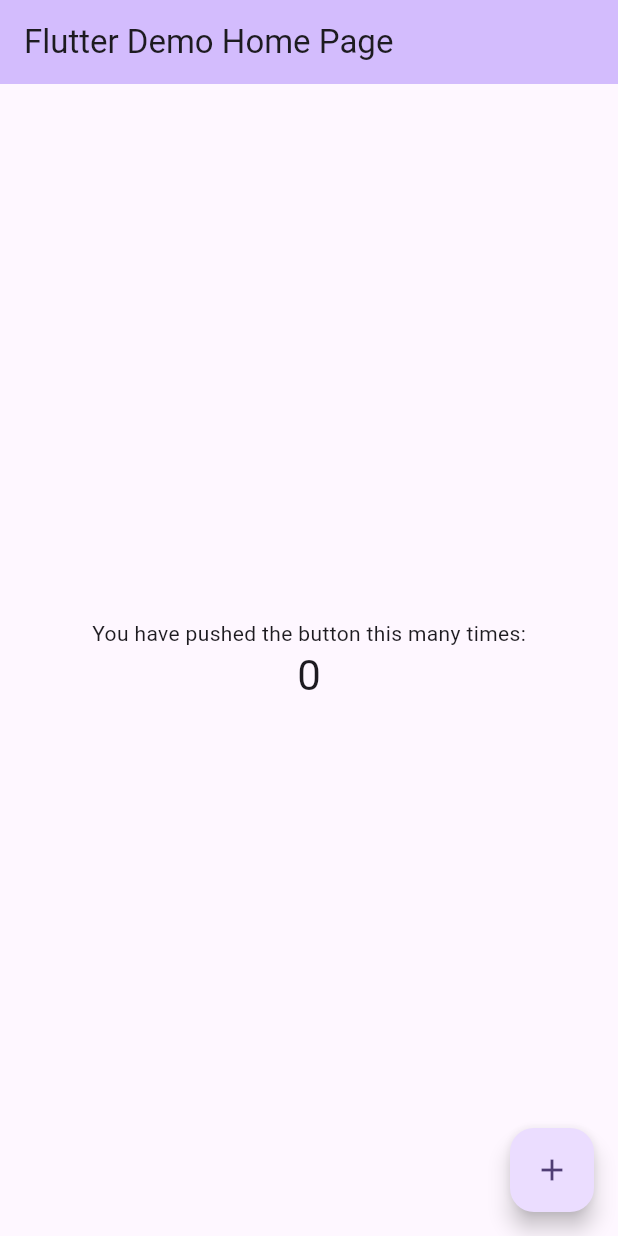
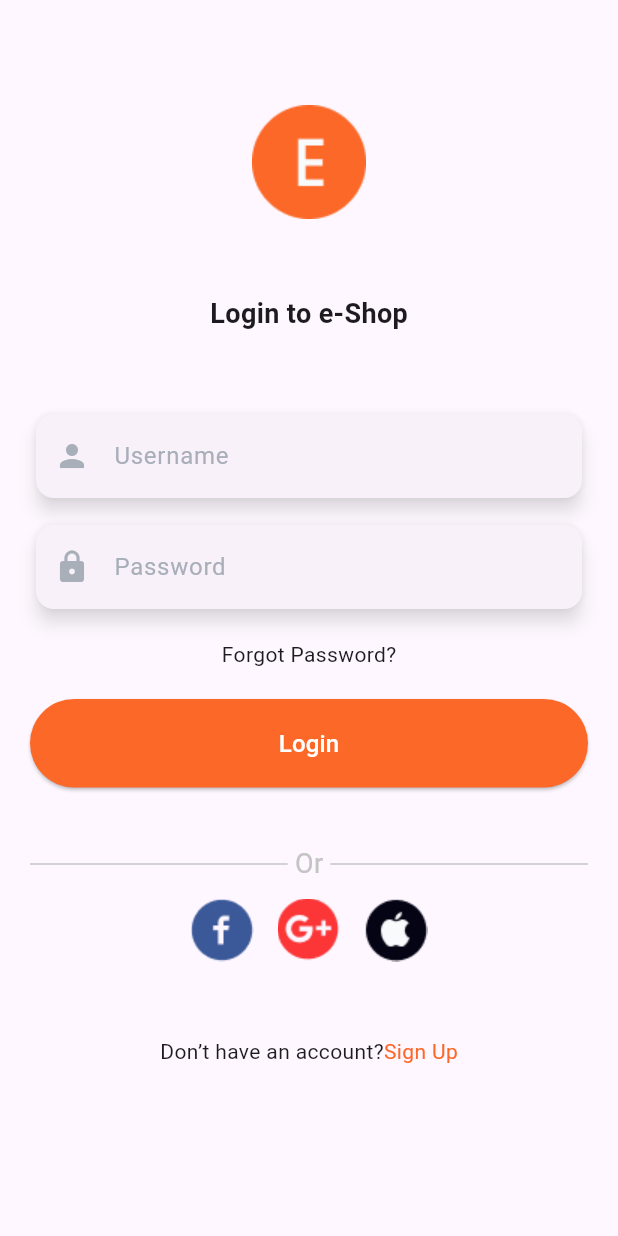
Before and after one commit to SaparbayevSarvarbek/Online-shop, a Flutter app: the screen it shows after launch, on a phone screen of 412 x 824 dp. Run offline on Flutter 3.47's test engine with Material 3 defaults, Android fonts, the phone set to English and light mode, and no system bars.

Commit message:
upload login_page

```diff
--- a/lib/main.dart
+++ b/lib/main.dart
@@ -1,4 +1,6 @@
 import 'package:flutter/material.dart';
+import 'package:onlineshop/view/home_page.dart';
+import 'package:onlineshop/view/login_page.dart';
 
 void main() {
   runApp(const MyApp());
@@ -7,119 +9,16 @@ void main() {
 class MyApp extends StatelessWidget {
   const MyApp({super.key});
 
-  // This widget is the root of your application.
   @override
   Widget build(BuildContext context) {
     return MaterialApp(
-      title: 'Flutter Demo',
+      title: 'Online shop',
+      debugShowCheckedModeBanner: false,
       theme: ThemeData(
-        // This is the theme of your application.
-        //
-        // TRY THIS: Try running your application with "flutter run". You'll see
-        // the application has a purple toolbar. Then, without quitting the app,
-        // try changing the seedColor in the colorScheme below to Colors.green
-        // and then invoke "hot reload" (save your changes or press the "hot
-        // reload" button in a Flutter-supported IDE, or press "r" if you used
-        // the command line to start the app).
-        //
-        // Notice that the counter didn't reset back to zero; the application
-        // state is not lost during the reload. To reset the state, use hot
-        // restart instead.
-        //
-        // This works for code too, not just values: Most code changes can be
-        // tested with just a hot reload.
         colorScheme: ColorScheme.fromSeed(seedColor: Colors.deepPurple),
         useMaterial3: true,
       ),
-      home: const MyHomePage(title: 'Flutter Demo Home Page'),
+      home: LoginPage(),
     );
   }
 }
-
-class MyHomePage extends StatefulWidget {
-  const MyHomePage({super.key, required this.title});
-
-  // This widget is the home page of your application. It is stateful, meaning
-  // that it has a State object (defined below) that contains fields that affect
-  // how it looks.
-
-  // This class is the configuration for the state. It holds the values (in this
-  // case the title) provided by the parent (in this case the App widget) and
-  // used by the build method of the State. Fields in a Widget subclass are
-  // always marked "final".
-
-  final String title;
-
-  @override
-  State<MyHomePage> createState() => _MyHomePageState();
-}
-
-class _MyHomePageState extends State<MyHomePage> {
-  int _counter = 0;
-
-  void _incrementCounter() {
-    setState(() {
-      // This call to setState tells the Flutter framework that something has
-      // changed in this State, which causes it to rerun the build method below
-      // so that the display can reflect the updated values. If we changed
-      // _counter without calling setState(), then the build method would not be
-      // called again, and so nothing would appear to happen.
-      _counter++;
-    });
-  }
-
-  @override
-  Widget build(BuildContext context) {
-    // This method is rerun every time setState is called, for instance as done
-    // by the _incrementCounter method above.
-    //
-    // The Flutter framework has been optimized to make rerunning build methods
-    // fast, so that you can just rebuild anything that needs updating rather
-    // than having to individually change instances of widgets.
-    return Scaffold(
-      appBar: AppBar(
-        // TRY THIS: Try changing the color here to a specific color (to
-        // Colors.amber, perhaps?) and trigger a hot reload to see the AppBar
-        // change color while the other colors stay the same.
-        backgroundColor: Theme.of(context).colorScheme.inversePrimary,
-        // Here we take the value from the MyHomePage object that was created by
-        // the App.build method, and use it to set our appbar title.
-        title: Text(widget.title),
-      ),
-      body: Center(
-        // Center is a layout widget. It takes a single child and positions it
-        // in the middle of the parent.
-        child: Column(
-          // Column is also a layout widget. It takes a list of children and
-          // arranges them vertically. By default, it sizes itself to fit its
-          // children horizontally, and tries to be as tall as its parent.
-          //
-          // Column has various properties to control how it sizes itself and
-          // how it positions its children. Here we use mainAxisAlignment to
-          // center the children vertically; the main axis here is the vertical
-          // axis because Columns are vertical (the cross axis would be
-          // horizontal).
-          //
-          // TRY THIS: Invoke "debug painting" (choose the "Toggle Debug Paint"
-          // action in the IDE, or press "p" in the console), to see the
-          // wireframe for each widget.
-          mainAxisAlignment: MainAxisAlignment.center,
-          children: <Widget>[
-            const Text(
-              'You have pushed the button this many times:',
-            ),
-            Text(
-              '$_counter',
-              style: Theme.of(context).textTheme.headlineMedium,
-            ),
-          ],
-        ),
-      ),
-      floatingActionButton: FloatingActionButton(
-        onPressed: _incrementCounter,
-        tooltip: 'Increment',
-        child: const Icon(Icons.add),
-      ), // This trailing comma makes auto-formatting nicer for build methods.
-    );
-  }
-}
--- /dev/null
+++ b/lib/view/home_page.dart
@@ -0,0 +1,17 @@
+import 'package:flutter/material.dart';
+
+class HomePage extends StatefulWidget {
+  const HomePage({super.key});
+
+  @override
+  State<HomePage> createState() => _HomePageState();
+}
+
+class _HomePageState extends State<HomePage> {
+  @override
+  Widget build(BuildContext context) {
+    return Scaffold(
+      body: Scaffold(),
+    );
+  }
+}
--- /dev/null
+++ b/lib/view/login_page.dart
@@ -0,0 +1,171 @@
+import 'package:flutter/material.dart';
+import 'package:onlineshop/view/Sign_Up_page.dart';
+import 'package:onlineshop/view/home_page.dart';
+
+class LoginPage extends StatelessWidget {
+  const LoginPage({super.key});
+
+  @override
+  Widget build(BuildContext context) {
+    final _formKey = GlobalKey<FormState>();
+    final TextEditingController _usernameController = TextEditingController();
+    final TextEditingController _parolController = TextEditingController();
+
+    return Scaffold(
+      body: SafeArea(
+        child: Container(
+          padding: EdgeInsets.all(20.0),
+          child: Column(
+            mainAxisAlignment: MainAxisAlignment.start,
+            children: [
+              SizedBox(
+                height: 50.0,
+              ),
+              Center(child: Image.asset("assets/images/login_img.png")),
+              SizedBox(
+                height: 50.0,
+              ),
+              Text(
+                'Login to e-Shop',
+                style: TextStyle(fontSize: 18.0, fontWeight: FontWeight.bold),
+              ),
+              SizedBox(
+                height: 50.0,
+              ),
+              Form(
+                  key: _formKey,
+                  child: Column(
+                    children: [
+                      Card(
+                        elevation: 5,
+                        shadowColor: Colors.white,
+                        child: TextFormField(
+                          decoration: InputDecoration(
+                            hintText: 'Username',
+                            hintStyle: TextStyle(color: Color(0xFFA8AFB9)),
+                            fillColor: Color(0x3232470D),
+                            prefixIcon: Icon(Icons.person),
+                            prefixIconColor: Color(0xFFA8AFB9),
+                            border: InputBorder.none,
+                            enabledBorder: OutlineInputBorder(
+                                borderRadius: BorderRadius.circular(12.0),
+                                borderSide: BorderSide.none),
+                          ),
+                          validator: (value) {
+                            if (value == null || value.isEmpty) {
+                              return 'Username kiriting';
+                            }
+                            return null;
+                          },
+                          controller: _usernameController,
+                        ),
+                      ),
+                      SizedBox(
+                        height: 10,
+                      ),
+                      Card(
+                        elevation: 5,
+                        shadowColor: Colors.white,
+                        child: TextFormField(
+                          obscureText: true,
+                          decoration: InputDecoration(
+                            hintText: 'Password',
+                            hintStyle: TextStyle(color: Color(0xFFA8AFB9)),
+                            fillColor: Color(0x3232470D),
+                            prefixIcon: Icon(Icons.lock),
+                            prefixIconColor: Color(0xFFA8AFB9),
+                            border: InputBorder.none,
+                            enabledBorder: OutlineInputBorder(
+                                borderRadius: BorderRadius.circular(12.0),
+                                borderSide: BorderSide.none),
+                          ),
+                          validator: (value) {
+                            if (value == null || value.isEmpty) {
+                              return 'Password kiriting';
+                            }
+                            return null;
+                          },
+                          controller: _parolController,
+                        ),
+                      ),
+                      SizedBox(
+                        height: 16.0,
+                      ),
+                      Text('Forgot Password?'),
+                      Container(
+                          width: MediaQuery.of(context).size.width,
+                          margin: EdgeInsets.symmetric(vertical: 20.0),
+                          child: ElevatedButton(
+                              style: ElevatedButton.styleFrom(
+                                  backgroundColor: Color(0xFFFC6828),
+                                  foregroundColor: Colors.white),
+                              onPressed: () {
+                                if (_formKey.currentState!.validate()) {
+                                  Navigator.pushReplacement(
+                                      context,
+                                      MaterialPageRoute(
+                                          builder: (context) => HomePage()));
+                                }
+                              },
+                              child: Container(
+                                  padding: EdgeInsets.all(18.0),
+                                  child: Text(
+                                    'Login',
+                                    style: TextStyle(fontSize: 16.0),
+                                  )))),
+                    ],
+                  )),
+              SizedBox(
+                height: 18,
+              ),
+              Row(children: [
+                Expanded(
+                    child: Divider(
+                  thickness: 1,
+                  color: Color(0xFFC4C4C4),
+                )),
+                Text(
+                  ' Or ',
+                  style: TextStyle(fontSize: 18.0, color: Color(0xFFC4C4C4)),
+                ),
+                Expanded(
+                    child: Divider(
+                  thickness: 1,
+                  color: Color(0xFFC4C4C4),
+                )),
+              ]),
+              SizedBox(
+                height: 10,
+              ),
+              Row(
+                mainAxisAlignment: MainAxisAlignment.center,
+                spacing: 16.0,
+                children: [
+                  Image.asset('assets/images/facebook_icon.png'),
+                  Image.asset('assets/images/google_icon.png'),
+                  Image.asset('assets/images/app_icon.png'),
+                ],
+              ),
+              SizedBox(height: 50,),
+              Row(
+                mainAxisAlignment: MainAxisAlignment.center,
+                children: [
+                  Text('Don’t have an account?'),
+                  InkWell(
+                    onTap: (){
+                      Navigator.push(context, MaterialPageRoute(builder: (context)=>SignUpPage()));
+                    },
+                    child: Text(
+                      'Sign Up',
+                      style: TextStyle(color: Color(0xFFFC6828)),
+                    ),
+                  )
+                ],
+              )
+            ],
+          ),
+        ),
+      ),
+    );
+  }
+}
```
Also changed, not shown: pubspec.yaml (+10 -3 lines), assets/images/app_icon.png (added), assets/images/facebook_icon.png (added), assets/images/google_icon.png (added), assets/images/login_img.png (added), assets/images/logo_main.png (added), pubspec.lock, 22 other files.
